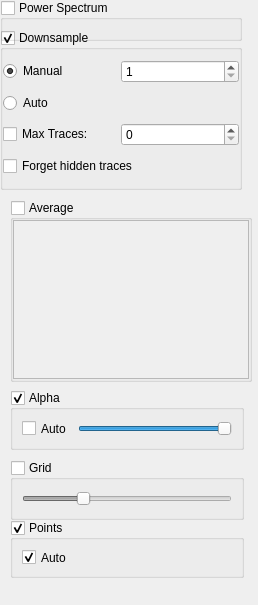
Before: the Qt Designer form graphicsItems/PlotItem/plotConfigTemplate.ui in calanoue/pyqtgraph, drawn with Qt 5.
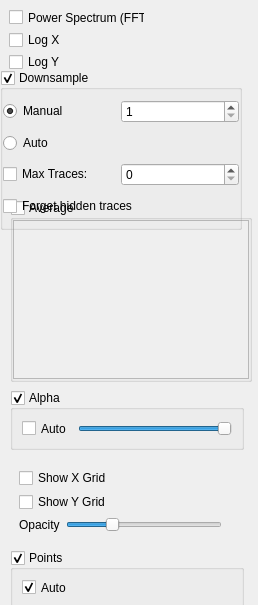
After: the same form once the commit is applied.

```diff
--- a/graphicsItems/PlotItem/plotConfigTemplate.ui
+++ b/graphicsItems/PlotItem/plotConfigTemplate.ui
@@ -50,7 +50,7 @@
    <property name="geometry">
     <rect>
      <x>0</x>
-     <y>30</y>
+     <y>70</y>
      <width>242</width>
      <height>160</height>
     </rect>
@@ -130,30 +130,44 @@
     </item>
    </layout>
   </widget>
-  <widget class="QGroupBox" name="powerSpectrumGroup">
+  <widget class="QFrame" name="transformGroup">
    <property name="geometry">
     <rect>
      <x>0</x>
      <y>0</y>
-     <width>242</width>
-     <height>41</height>
+     <width>154</width>
+     <height>79</height>
     </rect>
    </property>
-   <property name="title">
-    <string>Power Spectrum</string>
-   </property>
-   <property name="checkable">
-    <bool>true</bool>
-   </property>
-   <property name="checked">
-    <bool>false</bool>
-   </property>
+   <layout class="QGridLayout" name="gridLayout">
+    <item row="0" column="0">
+     <widget class="QCheckBox" name="fftCheck">
+      <property name="text">
+       <string>Power Spectrum (FFT)</string>
+      </property>
+     </widget>
+    </item>
+    <item row="1" column="0">
+     <widget class="QCheckBox" name="logXCheck">
+      <property name="text">
+       <string>Log X</string>
+      </property>
+     </widget>
+    </item>
+    <item row="2" column="0">
+     <widget class="QCheckBox" name="logYCheck">
+      <property name="text">
+       <string>Log Y</string>
+      </property>
+     </widget>
+    </item>
+   </layout>
   </widget>
   <widget class="QGroupBox" name="pointsGroup">
    <property name="geometry">
     <rect>
      <x>10</x>
-     <y>520</y>
+     <y>550</y>
      <width>234</width>
      <height>58</height>
     </rect>
@@ -177,26 +191,31 @@
     </item>
    </layout>
   </widget>
-  <widget class="QGroupBox" name="gridGroup">
+  <widget class="QFrame" name="gridGroup">
    <property name="geometry">
     <rect>
      <x>10</x>
      <y>460</y>
-     <width>234</width>
-     <height>60</height>
+     <width>221</width>
+     <height>81</height>
     </rect>
    </property>
-   <property name="title">
-    <string>Grid</string>
-   </property>
-   <property name="checkable">
-    <bool>true</bool>
-   </property>
-   <property name="checked">
-    <bool>false</bool>
-   </property>
-   <layout class="QVBoxLayout" name="verticalLayout_4">
-    <item>
+   <layout class="QGridLayout" name="gridLayout_2">
+    <item row="0" column="0" colspan="2">
+     <widget class="QCheckBox" name="xGridCheck">
+      <property name="text">
+       <string>Show X Grid</string>
+      </property>
+     </widget>
+    </item>
+    <item row="1" column="0" colspan="2">
+     <widget class="QCheckBox" name="yGridCheck">
+      <property name="text">
+       <string>Show Y Grid</string>
+      </property>
+     </widget>
+    </item>
+    <item row="2" column="1">
      <widget class="QSlider" name="gridAlphaSlider">
       <property name="maximum">
        <number>255</number>
@@ -209,6 +228,13 @@
       </property>
      </widget>
     </item>
+    <item row="2" column="0">
+     <widget class="QLabel" name="label">
+      <property name="text">
+       <string>Opacity</string>
+      </property>
+     </widget>
+    </item>
    </layout>
   </widget>
   <widget class="QGroupBox" name="alphaGroup">
```
